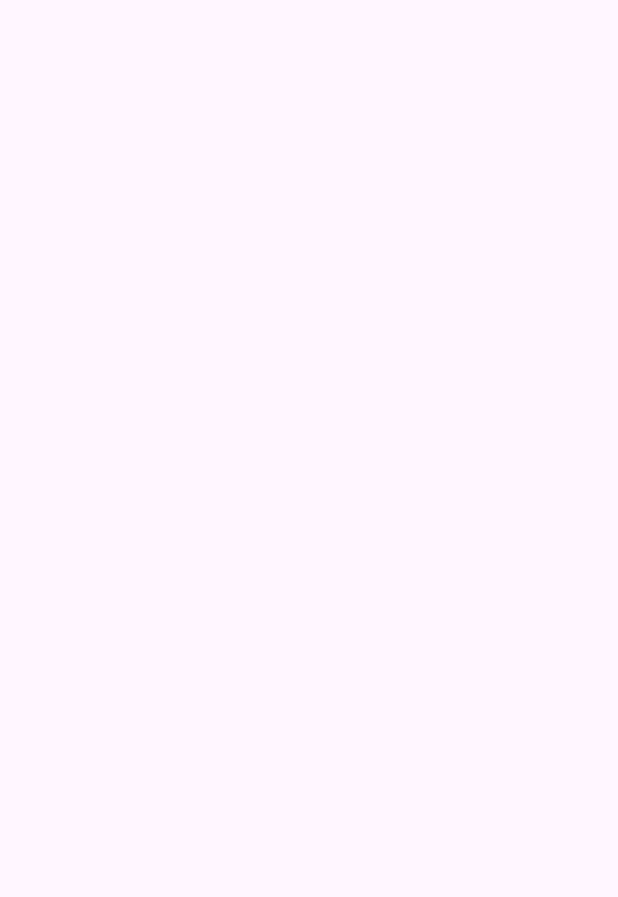
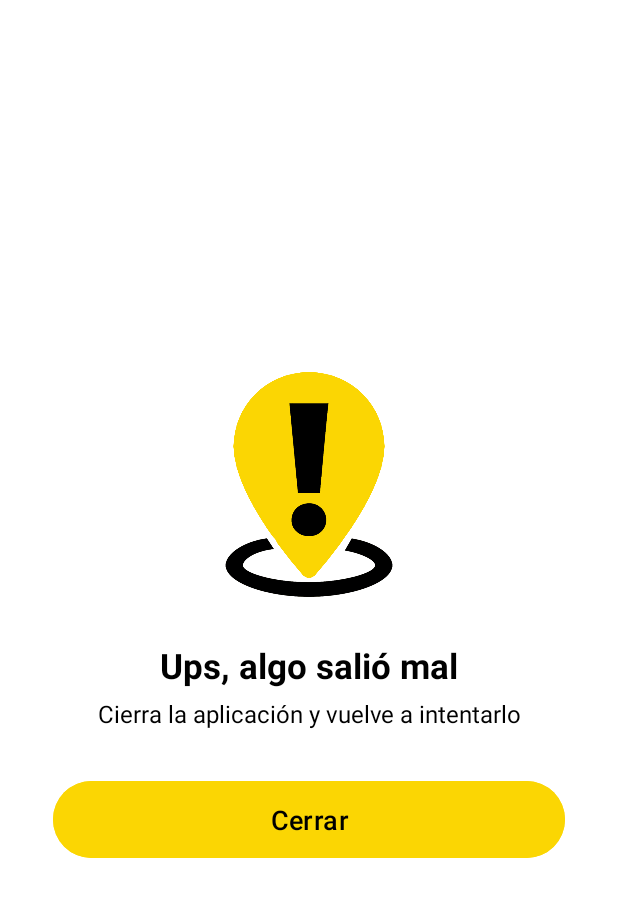
Before and after one commit to PieroCardoza2003/app_duckyroute, an Android app: the ErrorActivity screen opened directly, with no data from a screen before it, on a phone screen of 412 x 824 dp. Before the commit the part shown is empty. Shown: the top 897 px of the screen. Run offline under Robolectric (Android 15) with nearby library versions, the phone set to English and light mode, and no system bars.

Commit message:
newversioncode5

```diff
--- a/app/src/main/AndroidManifest.xml
+++ b/app/src/main/AndroidManifest.xml
@@ -17,8 +17,10 @@
         android:usesCleartextTraffic="true"
         tools:targetApi="31">
         <activity
-            android:name=".presentation.ui.ErrorActivity"
-            android:exported="false" />
+            android:name=".presentation.ui.error.ErrorActivity"
+            android:exported="false"
+            android:screenOrientation="portrait" />
+
         <activity
             android:name=".presentation.ui.home.HomeActivity"
             android:exported="false"
--- a/app/src/main/java/com/duckyroute/duckyroute/presentation/ui/ErrorActivity.kt
+++ /dev/null
@@ -1,12 +0,0 @@
-package com.duckyroute.duckyroute.presentation.ui
-
-import androidx.appcompat.app.AppCompatActivity
-import android.os.Bundle
-import com.duckyroute.duckyroute.R
-
-class ErrorActivity : AppCompatActivity() {
-    override fun onCreate(savedInstanceState: Bundle?) {
-        super.onCreate(savedInstanceState)
-        setContentView(R.layout.activity_error)
-    }
-}
--- /dev/null
+++ b/app/src/main/java/com/duckyroute/duckyroute/presentation/ui/error/ErrorActivity.kt
@@ -0,0 +1,19 @@
+package com.duckyroute.duckyroute.presentation.ui.error
+
+import androidx.appcompat.app.AppCompatActivity
+import android.os.Bundle
+import com.duckyroute.duckyroute.databinding.ActivityErrorBinding
+
+class ErrorActivity : AppCompatActivity() {
+
+    private lateinit var binding: ActivityErrorBinding
+    override fun onCreate(savedInstanceState: Bundle?) {
+        super.onCreate(savedInstanceState)
+        binding = ActivityErrorBinding.inflate(layoutInflater)
+        setContentView(binding.root)
+
+        binding.buttonCerrarError.setOnClickListener{
+            finishAffinity()
+        }
+    }
+}
--- a/app/src/main/java/com/duckyroute/duckyroute/presentation/ui/home/HomeActivity.kt
+++ b/app/src/main/java/com/duckyroute/duckyroute/presentation/ui/home/HomeActivity.kt
@@ -9,7 +9,7 @@ import com.duckyroute.duckyroute.data.local.preferences.PreferencesManagerServic
 import com.duckyroute.duckyroute.databinding.ActivityHomeBinding
 import com.duckyroute.duckyroute.domain.model.ConductorResponse
 import com.duckyroute.duckyroute.domain.model.ResponseStatus
-import com.duckyroute.duckyroute.presentation.ui.ErrorActivity
+import com.duckyroute.duckyroute.presentation.ui.error.ErrorActivity
 import com.duckyroute.duckyroute.presentation.ui.LoadDialog.LoadDialogFragment
 import com.duckyroute.duckyroute.presentation.ui.login.LoginActivity
 import kotlin.reflect.KClass
--- a/app/src/main/java/com/duckyroute/duckyroute/presentation/ui/login/LoginActivity.kt
+++ b/app/src/main/java/com/duckyroute/duckyroute/presentation/ui/login/LoginActivity.kt
@@ -7,7 +7,7 @@ import android.widget.Toast
 import androidx.activity.viewModels
 import com.duckyroute.duckyroute.databinding.ActivityLoginBinding
 import com.duckyroute.duckyroute.domain.model.ResponseStatus
-import com.duckyroute.duckyroute.presentation.ui.ErrorActivity
+import com.duckyroute.duckyroute.presentation.ui.error.ErrorActivity
 import com.duckyroute.duckyroute.presentation.ui.LoadDialog.LoadDialogFragment
 import com.duckyroute.duckyroute.presentation.ui.home.HomeActivity
 import kotlin.reflect.KClass
@@ -24,9 +24,7 @@ class LoginActivity : AppCompatActivity() {
         binding = ActivityLoginBinding.inflate(layoutInflater)
         setContentView(binding.root)
 
-
         loginViewModel.loginResult.observe(this){ result ->
-
             when (result) {
                 ResponseStatus.SUCCESS -> startActivity(HomeActivity::class)
                 ResponseStatus.INCORRECT -> showMessage("Verifique su email y/o contraseña")
--- a/app/src/main/res/layout/activity_error.xml
+++ b/app/src/main/res/layout/activity_error.xml
@@ -1,9 +1,48 @@
 <?xml version="1.0" encoding="utf-8"?>
-<androidx.constraintlayout.widget.ConstraintLayout xmlns:android="http://schemas.android.com/apk/res/android"
-    xmlns:app="http://schemas.android.com/apk/res-auto"
+<LinearLayout xmlns:android="http://schemas.android.com/apk/res/android"
+    android:background="@color/white"
     xmlns:tools="http://schemas.android.com/tools"
+    android:orientation="vertical"
+    android:padding="35dp"
+    android:gravity="center"
     android:layout_width="match_parent"
     android:layout_height="match_parent"
-    tools:context=".presentation.ui.ErrorActivity">
+    tools:context=".presentation.ui.error.ErrorActivity">
 
-</androidx.constraintlayout.widget.ConstraintLayout>
+    <ImageView
+        android:src="@drawable/icon_duckyerror"
+        android:layout_width="match_parent"
+        android:layout_height="150dp"
+        android:contentDescription="@string/img_error" />
+
+    <TextView
+        android:layout_marginTop="30dp"
+        android:gravity="center"
+        android:textColor="@color/black"
+        android:text="@string/ups_algo_sali_mal"
+        android:textSize="23sp"
+        android:textStyle="bold"
+        android:layout_width="match_parent"
+        android:layout_height="wrap_content"/>
+
+    <TextView
+        android:layout_marginTop="5dp"
+        android:textColor="@color/black"
+        android:textSize="16sp"
+        android:gravity="center"
+        android:text="@string/cierra_la_aplicaci_n_y_vuelve_a_intentarlo"
+        android:layout_width="match_parent"
+        android:layout_height="wrap_content"/>
+
+    <Button
+        android:id="@+id/button_cerrar_error"
+        android:layout_marginTop="30dp"
+        android:padding="13dp"
+        android:textColor="@color/black"
+        android:backgroundTint="@color/colorDuckyHigh"
+        android:text="@string/cerrar"
+        android:textSize="18sp"
+        android:layout_width="match_parent"
+        android:layout_height="wrap_content"/>
+
+</LinearLayout>
--- a/app/src/main/res/layout/load_dialog.xml
+++ b/app/src/main/res/layout/load_dialog.xml
@@ -2,12 +2,14 @@
 <androidx.cardview.widget.CardView
     xmlns:android="http://schemas.android.com/apk/res/android"
     xmlns:app="http://schemas.android.com/apk/res-auto"
+    android:backgroundTint="@color/white"
     app:cardElevation="0dp"
     android:layout_gravity="center"
     android:layout_width="wrap_content"
     android:layout_height="wrap_content">
 
     <LinearLayout
+        android:background="@color/white"
         android:padding="25dp"
         android:gravity="center"
         android:orientation="vertical"
--- a/app/src/main/res/values-night/themes.xml
+++ b/app/src/main/res/values-night/themes.xml
@@ -1,7 +1,22 @@
 <resources xmlns:tools="http://schemas.android.com/tools">
     <!-- Base application theme. -->
     <style name="Base.Theme.DuckyRoute" parent="Theme.Material3.DayNight.NoActionBar">
-        <!-- Customize your dark theme here. -->
-        <!-- <item name="colorPrimary">@color/my_dark_primary</item> -->
+        <!-- Configurar Tema de la aplicacion -->
+        <item name="colorPrimary">@color/colorDuckyHigh</item>
+        <item name="colorSecondary">@color/colorDuckyLow</item>
+        <!-- Color de la barra de estado -->
+        <item name="android:statusBarColor">@color/white</item>
+        <item name="android:windowLightStatusBar">true</item>
+        <!-- Aplicar el color de texto negro a toda la aplicación -->
+        <item name="android:textColor">@color/black</item>
+    </style>
+
+    <style name="Theme.DuckyRoute" parent="Base.Theme.DuckyRoute"/>
+
+    <!-- Configurar Splash Screen -->
+    <style name="Theme.App.SplashScreen" parent="Theme.SplashScreen">
+        <item name="windowSplashScreenBackground">@color/white</item>
+        <item name="windowSplashScreenAnimatedIcon">@drawable/sp_icon_duckyroute</item>
+        <item name="postSplashScreenTheme">@style/Base.Theme.DuckyRoute</item>
     </style>
 </resources>
--- a/app/src/main/res/values/strings.xml
+++ b/app/src/main/res/values/strings.xml
@@ -6,4 +6,8 @@
     <string name="contrase_a">Contraseña</string>
     <string name="iniciar">Iniciar</string>
     <string name="olvid_su_contrase_a">¿Olvidó su contraseña?</string>
+    <string name="ups_algo_sali_mal">Ups, algo salió mal</string>
+    <string name="cierra_la_aplicaci_n_y_vuelve_a_intentarlo">Cierra la aplicación y vuelve a intentarlo</string>
+    <string name="img_error">img_error</string>
+    <string name="cerrar">Cerrar</string>
 </resources>
--- a/app/src/main/res/values/themes.xml
+++ b/app/src/main/res/values/themes.xml
@@ -4,6 +4,11 @@
         <!-- Configurar Tema de la aplicacion -->
         <item name="colorPrimary">@color/colorDuckyHigh</item>
         <item name="colorSecondary">@color/colorDuckyLow</item>
+        <!-- Color de la barra de estado -->
+        <item name="android:statusBarColor">@color/white</item>
+        <item name="android:windowLightStatusBar">true</item>
+        <!-- Aplicar el color de texto negro a toda la aplicación -->
+        <item name="android:textColor">@color/black</item>
     </style>
 
     <style name="Theme.DuckyRoute" parent="Base.Theme.DuckyRoute"/>
```
Also changed, not shown: app/src/main/res/drawable/icon_duckyerror.png (added).
